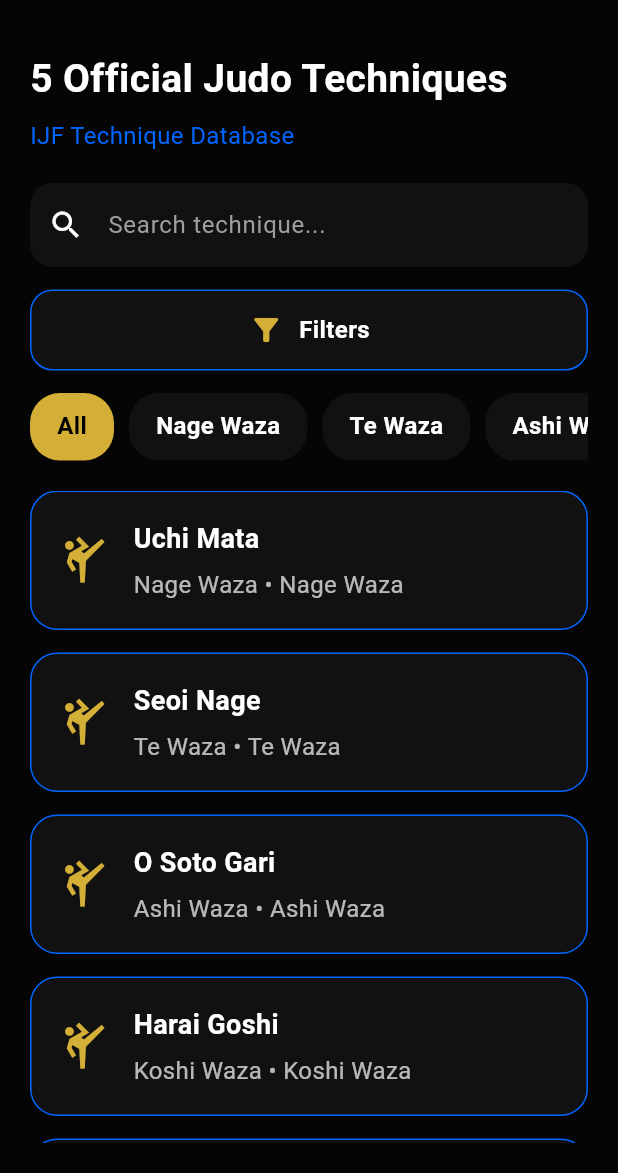
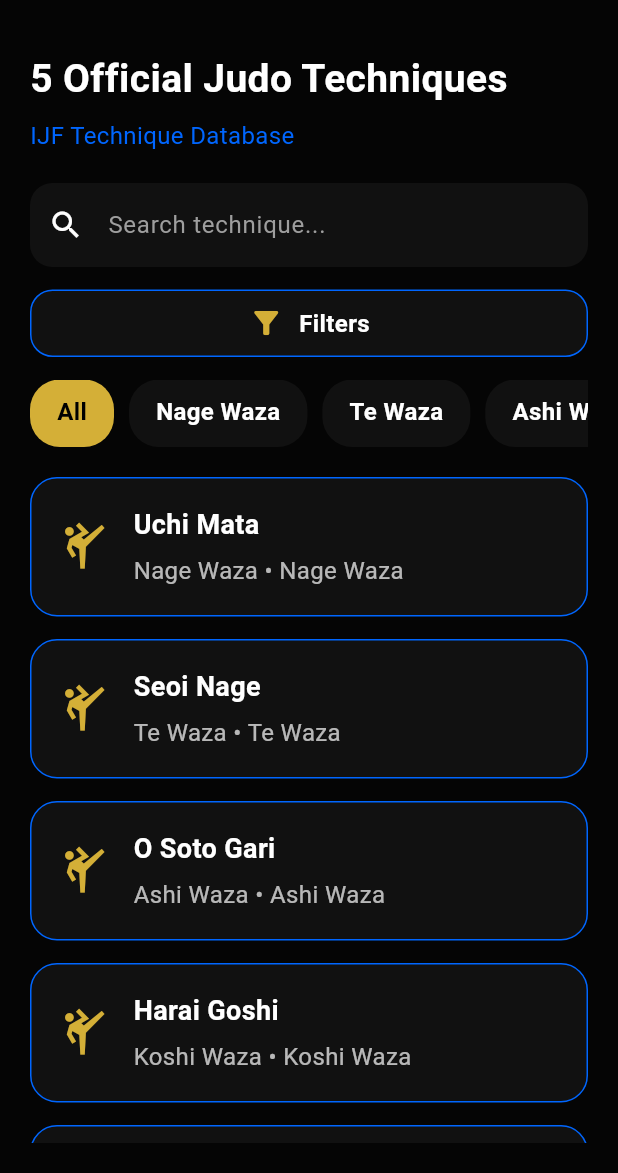
Before and after one commit to JAVANIJUDO/judo_mind_mvp, a Flutter app: the TechniquesScreen screen opened by its route, on a phone screen of 412 x 824 dp, the part 63-1236 px from its top. Run offline on Flutter 3.47's test engine with Material 3 defaults, Android fonts, the phone set to English and light mode, and no system bars.

Commit message:
Extract technique filter button component

```diff
--- a/lib/screens/techniques/techniques_screen.dart
+++ b/lib/screens/techniques/techniques_screen.dart
@@ -5,6 +5,7 @@ import '../technique_detail/technique_detail_screen.dart';
 import '../../core/widgets/techniques/technique_filter_sheet.dart';
 import 'package:judo_mind/screens/techniques/widgets/technique_card.dart';
 import 'widgets/technique_search_bar.dart';
+import 'widgets/technique_filter_button.dart';
 class TechniquesScreen extends StatefulWidget {
 
   const TechniquesScreen({super.key});
@@ -378,80 +379,17 @@ bool hasActiveFilters(){
 
 
 
-            GestureDetector(
+            TechniqueFilterButton(
 
-              onTap: (){
+  onTap: (){
 
-                showFilterSheet();
+    showFilterSheet();
 
-              },
+  },
+
+),
 
 
-              child: Container(
-
-                width: double.infinity,
-
-                padding: const EdgeInsets.symmetric(
-                  vertical: 14,
-                ),
-
-
-                decoration: BoxDecoration(
-
-                  color: const Color(0xFF111111),
-
-                  borderRadius: BorderRadius.circular(15),
-
-                  border: Border.all(
-
-                    color: const Color(0xFF0066FF),
-
-                  ),
-
-                ),
-
-
-                child: const Row(
-
-                  mainAxisAlignment: MainAxisAlignment.center,
-
-                  children: [
-
-                    Icon(
-
-                      Icons.filter_alt,
-
-                      color: Color(0xFFD4AF37),
-
-                    ),
-
-
-                    SizedBox(width: 10),
-
-
-                    Text(
-
-                      "Filters",
-
-                      style: TextStyle(
-
-                        color: Colors.white,
-
-                        fontSize: 16,
-
-                        fontWeight: FontWeight.bold,
-
-                      ),
-
-                    ),
-
-                  ],
-
-                ),
-
-              ),
-
-            ),
 
 
 
--- /dev/null
+++ b/lib/screens/techniques/widgets/technique_filter_button.dart
@@ -0,0 +1,115 @@
+import 'package:flutter/material.dart';
+
+
+class TechniqueFilterButton extends StatelessWidget {
+
+
+  final VoidCallback onTap;
+
+
+  const TechniqueFilterButton({
+
+    super.key,
+
+    required this.onTap,
+
+  });
+
+
+
+  @override
+  Widget build(BuildContext context) {
+
+
+    return GestureDetector(
+
+      onTap: onTap,
+
+
+      child: Container(
+
+
+        height:45,
+
+
+        decoration: BoxDecoration(
+
+
+          color: const Color(0xFF111111),
+
+
+          borderRadius:
+              BorderRadius.circular(15),
+
+
+          border: Border.all(
+
+            color:
+                const Color(0xFF0066FF),
+
+          ),
+
+
+        ),
+
+
+
+        child: Row(
+
+
+          mainAxisAlignment:
+              MainAxisAlignment.center,
+
+
+          children: [
+
+
+            const Icon(
+
+              Icons.filter_alt,
+
+              color:
+                  Color(0xFFD4AF37),
+
+            ),
+
+
+
+            const SizedBox(width:10),
+
+
+
+            const Text(
+
+              "Filters",
+
+              style: TextStyle(
+
+                color: Colors.white,
+
+                fontSize:16,
+
+                fontWeight:
+                    FontWeight.bold,
+
+              ),
+
+            ),
+
+
+          ],
+
+
+        ),
+
+
+      ),
+
+
+    );
+
+
+  }
+
+
+}
```
